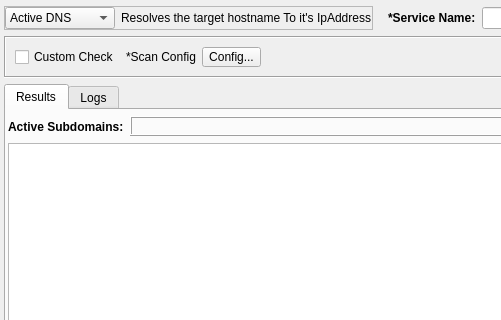
3nock/OTE, file gui/src/engines/Active.ui: the form before one commit; both pictures show x 0 to 501 and y 0 to 320 of the 1037 by 422 pixel window.
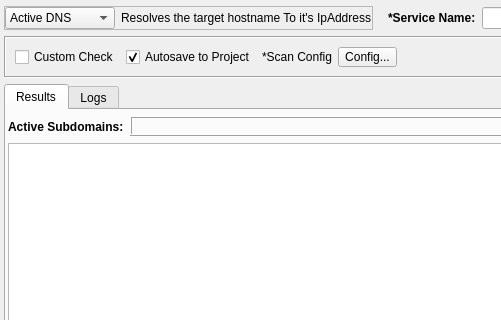
The form after the commit. Custom widgets are drawn as their Qt base class.

```diff
--- a/gui/src/engines/Active.ui
+++ b/gui/src/engines/Active.ui
@@ -310,6 +310,16 @@
         </property>
        </widget>
       </item>
+      <item>
+       <widget class="QCheckBox" name="checkBox">
+        <property name="text">
+         <string>Autosave to Project</string>
+        </property>
+        <property name="checked">
+         <bool>true</bool>
+        </property>
+       </widget>
+      </item>
       <item>
        <widget class="QLabel" name="label">
         <property name="text">
```
